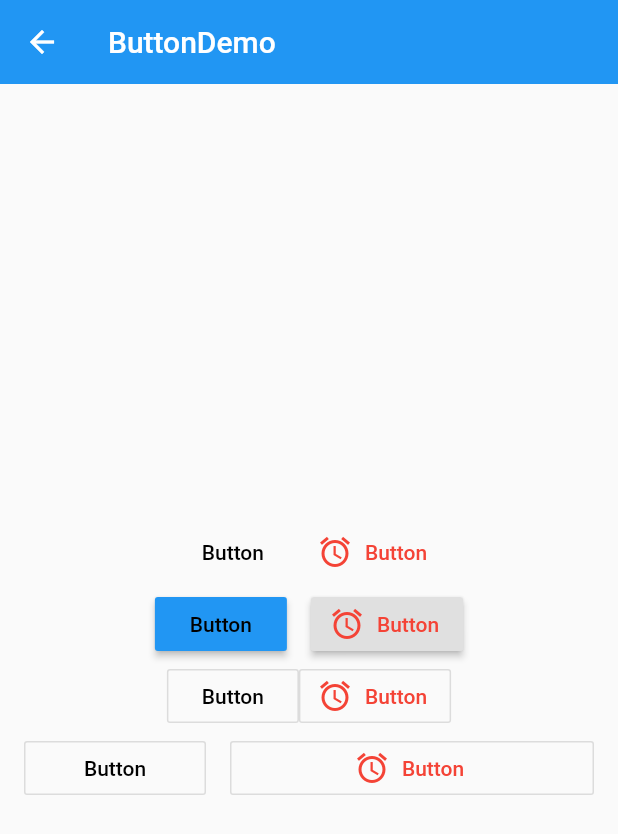
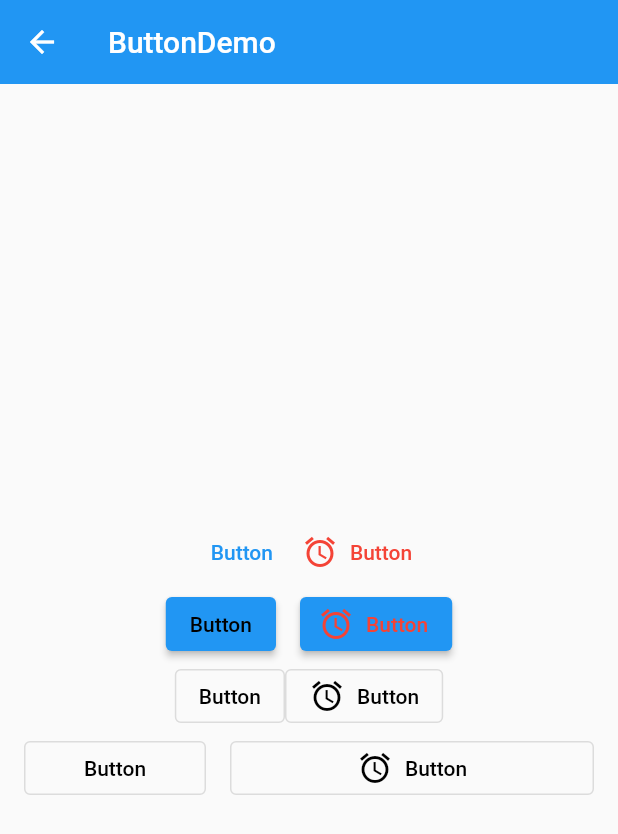
Before and after one commit to liubang0909/flutter_helloworld, a Flutter app: the ButtonDemo screen opened directly, on a phone screen of 412 x 824 dp. Shown: the top 834 px of the screen. Run offline on Flutter 3.47's test engine with Material 2 defaults, Android fonts, the phone set to English and light mode, and no system bars.

Commit message:
Button、 SnackBar 设置
Button、 SnackBar 设置

```diff
--- a/flutter_helloworld/lib/demo/alert_dialog_demo.dart
+++ b/flutter_helloworld/lib/demo/alert_dialog_demo.dart
@@ -22,12 +22,12 @@ class _AlertDialogDemoState extends State<AlertDialogDemo> {
             title: Text('你好'),
             content: Text('我是content'),
             actions: [
-              FlatButton(
+              TextButton(
                   onPressed: () {
                     Navigator.pop(context, Action.Cancle);
                   },
                   child: Text('cancle')),
-              FlatButton(
+              TextButton(
                   onPressed: () {
                     Navigator.pop(context, Action.Ok);
                   },
@@ -76,7 +76,7 @@ class _AlertDialogDemoState extends State<AlertDialogDemo> {
               Row(
                 mainAxisAlignment: MainAxisAlignment.center,
                 children: [
-                  RaisedButton(
+                  ElevatedButton(
                       onPressed: _openAlertDialog, child: Text('AlertDialog'))
                 ],
               )
--- a/flutter_helloworld/lib/demo/bottom_sheet_demo.dart
+++ b/flutter_helloworld/lib/demo/bottom_sheet_demo.dart
@@ -110,15 +110,15 @@ class _BottomSheetDemoState extends State<BottomSheetDemo> {
               Row(
                 mainAxisAlignment: MainAxisAlignment.center,
                 children: [
-                  FlatButton(
+                  TextButton(
                       onPressed: _openBottomSheet,
                       child: Text('open BottomSheet')),
                 ],
               ),
-              FlatButton(
+              TextButton(
                   onPressed: _openModalBottomSheet,
                   child: Text('open Modal BottomSheet')),
-              FlatButton(
+              TextButton(
                   onPressed: _openModalBottomOtherSheet,
                   child: Text('open Modal Other BottomSheet')),
             ],
--- a/flutter_helloworld/lib/demo/button_demo.dart
+++ b/flutter_helloworld/lib/demo/button_demo.dart
@@ -4,18 +4,26 @@ class ButtonDemo extends StatelessWidget {
   final Widget flatButtonDemo = Row(
     mainAxisAlignment: MainAxisAlignment.center,
     children: [
-      FlatButton(
+      TextButton(
         onPressed: () {},
         child: Text('Button'),
-        splashColor: Colors.blue,
-        textColor: Colors.black,
+        style: ButtonStyle(
+          foregroundColor: MaterialStateProperty.all(Colors.blue),
+          overlayColor: MaterialStateProperty.all(Colors.blue),
+        ),
+        // splashColor: Colors.blue,
+        // textColor: Colors.black,
       ),
-      FlatButton.icon(
+      TextButton.icon(
         onPressed: () {},
         icon: Icon(Icons.access_alarm_outlined),
         label: Text('Button'),
-        splashColor: Colors.blue,
-        textColor: Colors.red,
+        style: ButtonStyle(
+          foregroundColor: MaterialStateProperty.all(Colors.red),
+          overlayColor: MaterialStateProperty.all(Colors.blue),
+        ),
+        // splashColor: Colors.blue,
+        // textColor: Colors.red,
       )
     ],
   );
@@ -23,45 +31,48 @@ class ButtonDemo extends StatelessWidget {
   final Widget raisedButtonDemo = Row(
     mainAxisAlignment: MainAxisAlignment.center,
     children: [
-      RaisedButton(
+      ElevatedButton(
         onPressed: () {},
         child: Text('Button'),
-        splashColor: Colors.blue,
-        textColor: Colors.black,
-        color: Colors.blue,
+        style: ButtonStyle(
+            foregroundColor: MaterialStateProperty.all(Colors.black),
+            backgroundColor: MaterialStateProperty.all(Colors.blue),
+            overlayColor: MaterialStateProperty.all(Colors.blue)),
       ),
       SizedBox(
         width: 16,
       ),
-      RaisedButton.icon(
+      ElevatedButton.icon(
         onPressed: () {},
         icon: Icon(
           Icons.access_alarm_outlined,
         ),
         label: Text('Button'),
-        splashColor: Colors.blue,
-        textColor: Colors.red,
+        style: ButtonStyle(
+            foregroundColor: MaterialStateProperty.all(Colors.red),
+            overlayColor: MaterialStateProperty.all(Colors.blue)),
       )
     ],
   );
   final Widget outlineButtonDemo = Row(
     mainAxisAlignment: MainAxisAlignment.center,
     children: [
-      OutlineButton(
+      OutlinedButton(
         onPressed: () {},
         child: Text('Button'),
-        splashColor: Colors.blue,
-        textColor: Colors.black,
-        color: Colors.blue,
+        style: ButtonStyle(
+            foregroundColor: MaterialStateProperty.all(Colors.black),
+            overlayColor: MaterialStateProperty.all(Colors.blue)),
       ),
-      OutlineButton.icon(
+      OutlinedButton.icon(
         onPressed: () {},
         icon: Icon(
           Icons.access_alarm_outlined,
         ),
         label: Text('Button'),
-        splashColor: Colors.blue,
-        textColor: Colors.red,
+        style: ButtonStyle(
+            foregroundColor: MaterialStateProperty.all(Colors.black),
+            overlayColor: MaterialStateProperty.all(Colors.blue)),
       )
     ],
   );
@@ -69,23 +80,25 @@ class ButtonDemo extends StatelessWidget {
     mainAxisAlignment: MainAxisAlignment.center,
     children: [
       Expanded(
-          child: OutlineButton(
+          child: OutlinedButton(
         onPressed: () {},
         child: Text('Button'),
-        splashColor: Colors.blue,
-        textColor: Colors.black,
+        style: ButtonStyle(
+            foregroundColor: MaterialStateProperty.all(Colors.black),
+            overlayColor: MaterialStateProperty.all(Colors.blue)),
       )),
       SizedBox(
         width: 16,
       ),
       Expanded(
         flex: 2,
-        child: OutlineButton.icon(
+        child: OutlinedButton.icon(
           onPressed: () {},
           icon: Icon(Icons.access_alarm_outlined),
           label: Text('Button'),
-          splashColor: Colors.blue,
-          textColor: Colors.red,
+          style: ButtonStyle(
+              foregroundColor: MaterialStateProperty.all(Colors.black),
+              overlayColor: MaterialStateProperty.all(Colors.blue)),
         ),
       ),
     ],
--- a/flutter_helloworld/lib/demo/navigator_demo.dart
+++ b/flutter_helloworld/lib/demo/navigator_demo.dart
@@ -11,8 +11,8 @@ class NavigatorDemo extends StatelessWidget {
           child: Row(
             mainAxisAlignment: MainAxisAlignment.center,
             children: [
-              FlatButton(onPressed: null, child: Text("Home")),
-              FlatButton(
+              TextButton(onPressed: null, child: Text("Home")),
+              TextButton(
                   onPressed: () => (Navigator.pushNamed(context, "/about")
                       // Navigator.of(context).pushNamed('/about')
 
--- a/flutter_helloworld/lib/demo/snack_bar_demo.dart
+++ b/flutter_helloworld/lib/demo/snack_bar_demo.dart
@@ -38,9 +38,9 @@ class SnackBarButton extends StatelessWidget {
   @override
   Widget build(BuildContext context) {
     return Container(
-      child: FlatButton(
+      child: TextButton(
           onPressed: () {
-            Scaffold.of(context).showSnackBar(SnackBar(
+            ScaffoldMessenger.of(context).showSnackBar(SnackBar(
               content: Text('展示文本'),
               action: SnackBarAction(
                 label: 'Ok',
```
Also changed, not shown: flutter_helloworld/lib/demo/form_demo.dart (+7 -6 lines), 1 other file.
